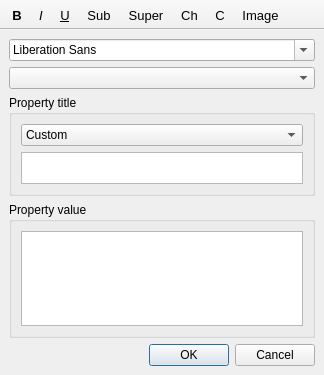
First picture: the form in propertyeditor.ui, repository FrankMamuda/fumingcube, before the edit.
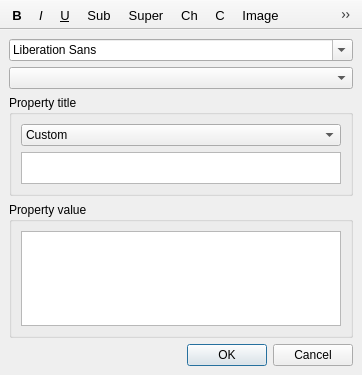
Second picture: the form after the edit. Icons and pictures are not drawn. Custom widgets are drawn as their Qt base class.

Commit message: Clean HTML pasting, other clipboard changes

What changed in the file:
```diff
--- a/propertyeditor.ui
+++ b/propertyeditor.ui
@@ -6,7 +6,7 @@
    <rect>
     <x>0</x>
     <y>0</y>
-    <width>324</width>
+    <width>362</width>
     <height>375</height>
    </rect>
   </property>
@@ -148,6 +148,7 @@
    <addaction name="actionCharacterMap"/>
    <addaction name="actionColour"/>
    <addaction name="actionImage"/>
+   <addaction name="actionCleanHTML"/>
   </widget>
   <widget class="QToolBar" name="fontToolBar">
    <property name="windowTitle">
@@ -272,6 +273,14 @@
     <string>Insert image</string>
    </property>
   </action>
+  <action name="actionCleanHTML">
+   <property name="checkable">
+    <bool>true</bool>
+   </property>
+   <property name="text">
+    <string>Clean HTML</string>
+   </property>
+  </action>
  </widget>
  <customwidgets>
   <customwidget>
```
The commit also changes 4 other files.
